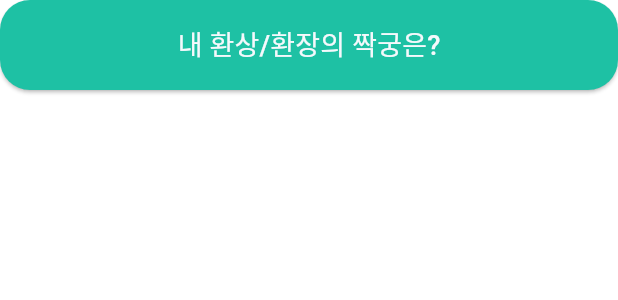
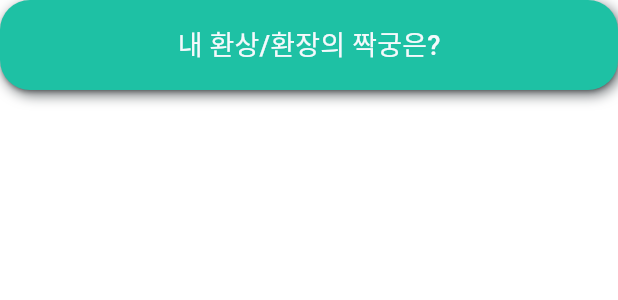
Before and after one commit to Match-Management-App/Frontend, a Flutter app: the FindPartnerButton widget shown alone on an empty page, opened directly, on a phone screen of 412 x 824 dp. Shown: the top 300 px of the screen. Run offline on Flutter 3.47's test engine with Material 3 defaults, Android fonts, the phone set to English and light mode, and no system bars; our stand-ins replace smooth_page_indicator, table_calendar; Roboto replaces fonts that are missing (Pretendard).

Commit message:
style: 짝궁 찾기 버튼에 그림자 추가

```diff
--- a/wanna_play_soccer/lib/HomeScreen/Widgets/find_partner_button.dart
+++ b/wanna_play_soccer/lib/HomeScreen/Widgets/find_partner_button.dart
@@ -10,9 +10,13 @@ class FindPartnerButton extends StatelessWidget {
 
   @override
   Widget build(BuildContext context) {
-    return SizedBox(
+    return Container(
       width: double.infinity,
       height: 60,
+      decoration: BoxDecoration(
+        borderRadius: BorderRadius.circular(20),
+        boxShadow: [MyTheme.defaultShadow],
+      ),
       child: ElevatedButton(
         style: ElevatedButton.styleFrom(
           backgroundColor: MyColors.primaryMint,
```
